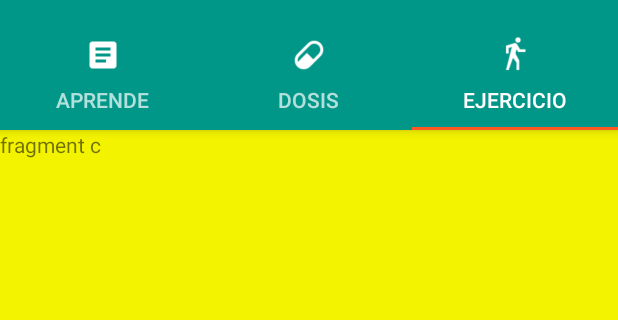
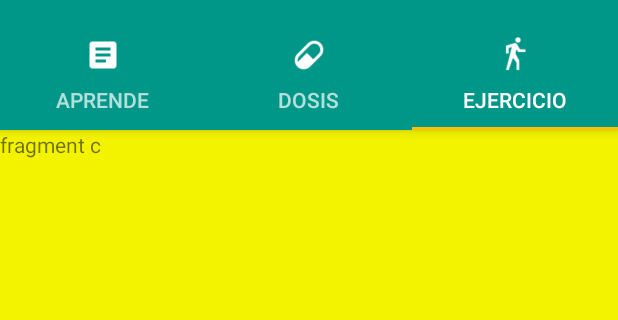
Before and after one commit to pedrolarben/EPOC, an Android app: the screen it shows after launch (MainActivity), tab 3 chosen, on a phone screen of 412 x 824 dp, the part 62-382 px from its top. Run offline under Robolectric (Android 15) with nearby library versions, the light colour scheme and no system bars.

Commit message:
10-5 Ya está bien por hoy

```diff
--- a/app/src/main/java/amigosdevaro/com/epoc/UI_Documentacion/PdfDocumentacionActivity.java
+++ b/app/src/main/java/amigosdevaro/com/epoc/UI_Documentacion/PdfDocumentacionActivity.java
@@ -54,10 +54,10 @@ public class PdfDocumentacionActivity extends AppCompatActivity {
         getSupportActionBar().setTitle(title);
 
 
-        final Drawable upArrow = getResources().getDrawable(R.drawable.arrow_left);
+        final Drawable upArrow = getResources().getDrawable(R.drawable.abc_ic_ab_back_material);
+        upArrow.setColorFilter(getResources().getColor(R.color.white), PorterDuff.Mode.SRC_ATOP);
+        getSupportActionBar().setHomeAsUpIndicator(upArrow);
         getSupportActionBar().setDisplayHomeAsUpEnabled(true);
-        getSupportActionBar().setHomeAsUpIndicator(upArrow);
-        getSupportActionBar().setDisplayShowHomeEnabled(true);
 
 
     }
--- a/app/src/main/res/layout/activity_main.xml
+++ b/app/src/main/res/layout/activity_main.xml
@@ -55,7 +55,7 @@
         android:layout_alignParentRight="true"
         android:layout_alignParentEnd="true"
         android:layout_margin="@dimen/fab_margin"
-        app:backgroundTint="@color/colorAccentDark"
+        app:backgroundTint="@color/colorAccent"
         android:tint="@android:color/white"/>
 
 
--- a/app/src/main/res/layout/display_meds.xml
+++ b/app/src/main/res/layout/display_meds.xml
@@ -43,7 +43,7 @@
         android:layout_alignParentRight="true"
         android:layout_alignParentEnd="true"
         android:layout_margin="@dimen/fab_margin"
-        app:backgroundTint="@color/colorAccentDark"
+        app:backgroundTint="@color/colorAccent"
         android:tint="@android:color/white"/>
 
 
--- a/app/src/main/res/values/colors.xml
+++ b/app/src/main/res/values/colors.xml
@@ -3,9 +3,9 @@
     <color name="colorPrimary">#009688</color>
     <color name="colorPrimaryDark">#00796B</color>
     <color name="colorPrimaryLight">#B2DFDB</color>
-    <color name="colorAccent">#FF5722</color>
-    <color name="colorAccentDark">#FF5722</color>
-    <color name="colorAccentTrans">#AA795548</color>
+    <color name="colorAccent">#FFC107</color>
+    <color name="colorAccentDark">#D86503</color>
+    <color name="colorAccentTrans">#AAFFC107</color>
     <color name="text_icon">#FFFFFF</color>
     <color name="white">#FFFFFF</color>
     <color name="white_trans">#DDFFFFFF</color>
--- a/app/src/main/res/values/styles.xml
+++ b/app/src/main/res/values/styles.xml
@@ -6,6 +6,7 @@
         <item name="colorPrimary">@color/colorPrimary</item>
         <item name="colorPrimaryDark">@color/colorPrimaryDark</item>
         <item name="colorAccent">@color/colorAccent</item>
+
     </style>
 
     <style name="AppTheme.NoActionBar">
@@ -17,6 +18,7 @@
         <item name="colorPrimary">@color/colorPrimary</item>
         <item name="colorPrimaryDark">@color/colorPrimaryDark</item>
         <item name="colorAccent">@color/colorAccent</item>
+
     </style>
 
     <style name="AppTheme.PopupOverlay" parent="ThemeOverlay.AppCompat.Light" />
@@ -31,4 +33,6 @@
         <item name="colorAccent">@color/colorAccent</item>
     </style>
 
+
+
 </resources>
```
Also changed, not shown: app/src/main/java/amigosdevaro/com/epoc/UI_Medicinas/DisplayMeds.java (+5 -2 lines), app/src/main/java/amigosdevaro/com/epoc/UI_Medicinas/MedForm.java (+32 -6 lines), app/src/main/res/drawable/form_mdpi.jpg (added).
